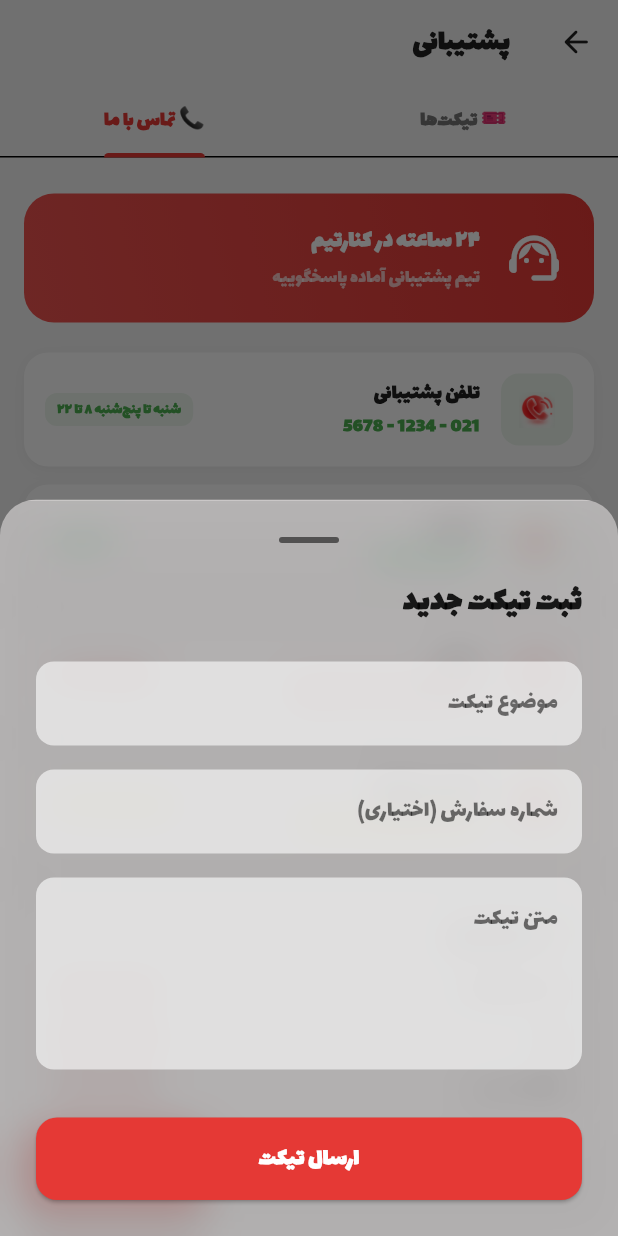
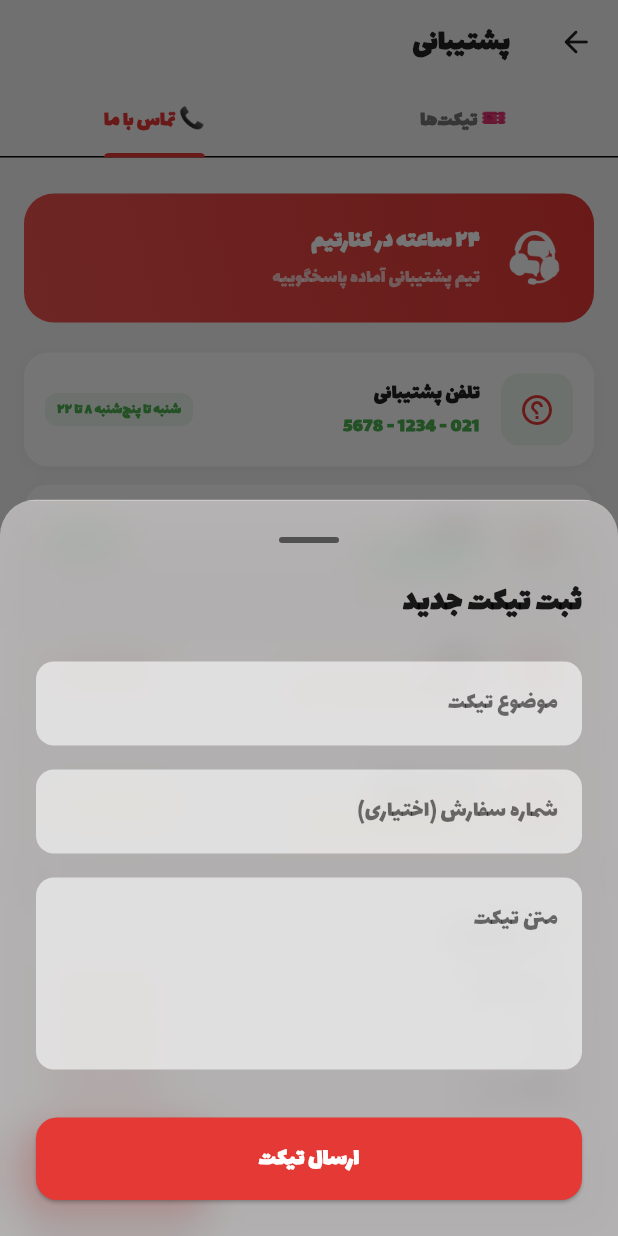
Before and after one commit to amirsaeedidev/flutter-restaurant-app, a Flutter app: the _SupportScreenContent screen opened directly, tab 2 chosen, after a tap on "تیکت جدید", on a phone screen of 412 x 824 dp. Run offline on Flutter 3.47's test engine with Material 3 defaults, Android fonts, the phone set to English and light mode, and no system bars; our stand-ins replace cached_network_image, flutter_dotenv, shared_preferences, supabase_flutter; accounts and stored records are empty.

Commit message:
fix support pic

```diff
--- a/lib/features/support/screens/support_screen.dart
+++ b/lib/features/support/screens/support_screen.dart
@@ -18,7 +18,7 @@ class SupportScreen extends StatelessWidget {
 }
 
 class _SupportScreenContent extends StatefulWidget {
-  const _SupportScreenContent(); // خط زرد برطرف شد
+  const _SupportScreenContent();
 
   @override
   State<_SupportScreenContent> createState() => _SupportScreenContentState();
@@ -100,7 +100,6 @@ class _SupportScreenContentState extends State<_SupportScreenContent>
     );
   }
 
-  // پاپ آپ شیشه‌ای مات با انیمیشن نرم
   void _showCreateTicketDialog(BuildContext context, bool isDark) {
     final subjectCtrl = TextEditingController();
     final orderIdCtrl = TextEditingController();
@@ -113,7 +112,7 @@ class _SupportScreenContentState extends State<_SupportScreenContent>
       backgroundColor: Colors.transparent,
       barrierColor: Colors.black54,
       builder: (_) {
-        bool isSubmitting = false; // متغیر برای مدیریت وضعیت دکمه
+        bool isSubmitting = false;
         return StatefulBuilder(
           builder: (context, setState) {
             return Padding(
@@ -127,7 +126,6 @@ class _SupportScreenContentState extends State<_SupportScreenContent>
                   child: Container(
                     padding: const EdgeInsets.all(24),
                     decoration: BoxDecoration(
-                      // رنگ بکگراند طبق CSS فرستاده شده
                       color: isDark
                           ? const Color.fromRGBO(36, 34, 34, 0.69)
                           : const Color.fromRGBO(250, 246, 246, 0.5),
@@ -202,7 +200,7 @@ class _SupportScreenContentState extends State<_SupportScreenContent>
                                 child: ElevatedButton(
                                   onPressed: isSubmitting ? null : () async {
                                     if (formKey.currentState!.validate()) {
-                                      setState(() => isSubmitting = true); // شروع لودینگ
+                                      setState(() => isSubmitting = true);
                                       final success = await context
                                           .read<SupportProvider>()
                                           .createTicket(
@@ -258,7 +256,6 @@ class _SupportScreenContentState extends State<_SupportScreenContent>
   }
 }
 
-// ویجت فیلد متنی برای پاپ آپ شیشه‌ای
 class _GlassFormField extends StatelessWidget {
   const _GlassFormField({
     required this.controller,
@@ -298,7 +295,6 @@ class _GlassFormField extends StatelessWidget {
   }
 }
 
-// ── تب تیکت‌ها ──
 class _TicketsTab extends StatelessWidget {
   const _TicketsTab({required this.isDark});
   final bool isDark;
@@ -362,7 +358,6 @@ class _TicketsTab extends StatelessWidget {
   }
 }
 
-// ── کارت تیکت (طراحی پروفایل‌مانند) ──
 class _TicketCard extends StatelessWidget {
   const _TicketCard({required this.ticket, required this.isDark, required this.onTap});
   final TicketModel ticket;
@@ -371,9 +366,9 @@ class _TicketCard extends StatelessWidget {
 
   Color _statusColor() {
     switch (ticket.status) {
-      case TicketStatus.open: return Colors.orange; // در انتظار پاسخ
-      case TicketStatus.answered: return Colors.blue; // پاسخ داده شد
-      case TicketStatus.closed: return Colors.green; // خوانده شد/بسته شد
+      case TicketStatus.open: return Colors.orange;
+      case TicketStatus.answered: return Colors.blue;
+      case TicketStatus.closed: return Colors.green;
     }
   }
 
@@ -399,9 +394,9 @@ class _TicketCard extends StatelessWidget {
                   color: AppColors.primary.withValues(alpha: 0.1),
                 ),
                 child: Center(
-                  // errorBuilder اضافه شد تا اگر عکس پیدا نشد کرش نکند
+                  // جای عکس پروفایل کاربر
                   child: Image.asset(
-                    'assets/images/ticket.png',
+                    'assets/images/user_avatar.png',
                     width: 32, height: 32,
                     errorBuilder: (context, error, stackTrace) => const Icon(Icons.person, color: AppColors.primary),
                   ),
@@ -443,7 +438,6 @@ class _TicketCard extends StatelessWidget {
   }
 }
 
-// ── صفحه جزئیات تیکت ──
 class _TicketDetailScreen extends StatefulWidget {
   const _TicketDetailScreen({required this.ticket});
   final TicketModel ticket;
@@ -545,7 +539,6 @@ class _TicketDetailScreenState extends State<_TicketDetailScreen> {
   }
 }
 
-// ── حباب پیام ──
 class _MessageBubble extends StatelessWidget {
   const _MessageBubble({required this.message, required this.isDark});
   final TicketMessageModel message;
@@ -626,7 +619,6 @@ class _MessageBubble extends StatelessWidget {
   }
 }
 
-// ── فیلد ارسال پیام ──
 class _MessageInput extends StatelessWidget {
   const _MessageInput({
     required this.controller,
@@ -717,7 +709,6 @@ class _MessageInput extends StatelessWidget {
   }
 }
 
-// ── تب تماس با ما (با عکس‌های PNG) ──
 class _ContactTab extends StatelessWidget {
   const _ContactTab({required this.isDark});
   final bool isDark;
@@ -742,7 +733,13 @@ class _ContactTab extends StatelessWidget {
             ),
             child: Row(
               children: [
-                const Icon(Icons.support_agent_rounded, color: Colors.white, size: 40),
+                // جای عکس بنر (آیکون جایگزین می‌شود تا کرش نکند)
+                Image.asset(
+                  'assets/images/support_banner.png',
+                  width: 40, height: 40,
+                  color: Colors.white,
+                  errorBuilder: (context, error, stackTrace) => const Icon(Icons.support_agent_rounded, color: Colors.white, size: 40),
+                ),
                 const SizedBox(width: 16),
                 const Expanded(
                   child: Column(
@@ -765,7 +762,7 @@ class _ContactTab extends StatelessWidget {
           ),
           const SizedBox(height: 20),
           _ContactCard(
-            imagePath: 'assets/images/phone.png',
+            imagePath: 'assets/icons/phone.png',
             title: 'تلفن پشتیبانی',
             subtitle: '021 - 1234 - 5678',
             badge: 'شنبه تا پنج‌شنبه ۸ تا ۲۲',
@@ -775,7 +772,7 @@ class _ContactTab extends StatelessWidget {
           ),
           const SizedBox(height: 12),
           _ContactCard(
-            imagePath: 'assets/images/whatsapp.png',
+            imagePath: 'assets/icons/whatsapp.png',
             title: 'واتساپ',
             subtitle: '09121234567',
             badge: '۲۴ ساعته',
@@ -795,7 +792,7 @@ class _ContactTab extends StatelessWidget {
           ),
           const SizedBox(height: 12),
           _ContactCard(
-            imagePath: 'assets/images/location.png',
+            imagePath: 'assets/icons/location.png',
             title: 'آدرس رستوران',
             subtitle: 'تهران، خیابان ولیعصر، پلاک ۱',
             badge: 'شنبه تا جمعه ۱۲ تا ۲۳',
@@ -900,7 +897,6 @@ class _ContactTab extends StatelessWidget {
   }
 }
 
-// ── کارت راه ارتباطی ──
 class _ContactCard extends StatelessWidget {
   const _ContactCard({
     required this.imagePath,
@@ -947,7 +943,7 @@ class _ContactCard extends StatelessWidget {
                   borderRadius: BorderRadius.circular(12),
                 ),
                 child: Center(
-                  // errorBuilder اضافه شد تا اگر عکس پیدا نشد کرش نکند
+                  // در صورت پیدا نشدن عکس، آیکون جایگزین می‌شود تا اپ کرش نکند
                   child: Image.asset(
                     imagePath,
                     width: 24,
--- a/pubspec.yaml
+++ b/pubspec.yaml
@@ -47,6 +47,7 @@ flutter:
     - assets/images/location.png
     - assets/images/phone.png
     - assets/images/whatsapp.png
+    - assets/images/support_banner.png
 
 
 
```
Also changed, not shown: assets/images/massege.png, assets/images/support_banner.png (added).
